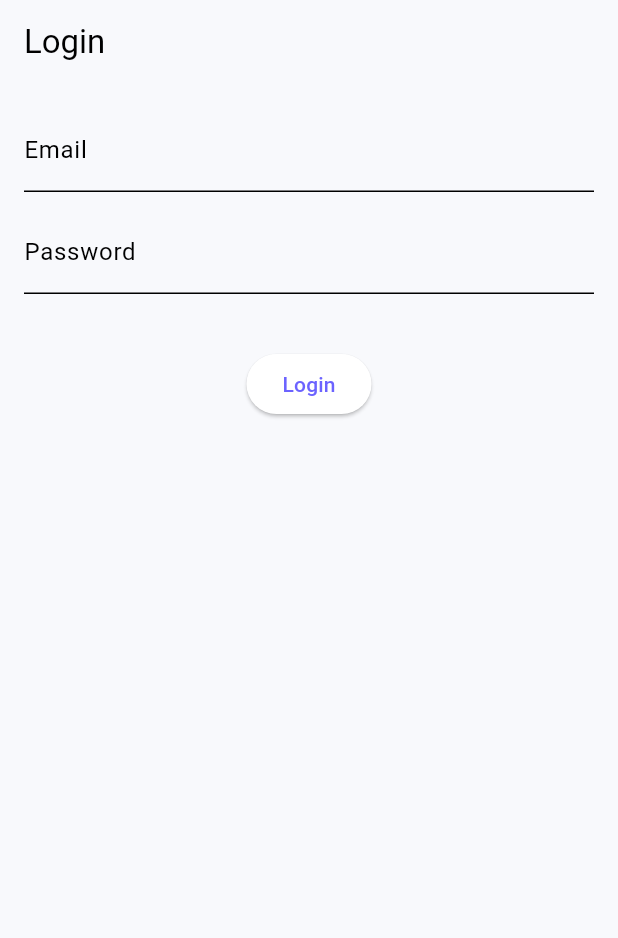
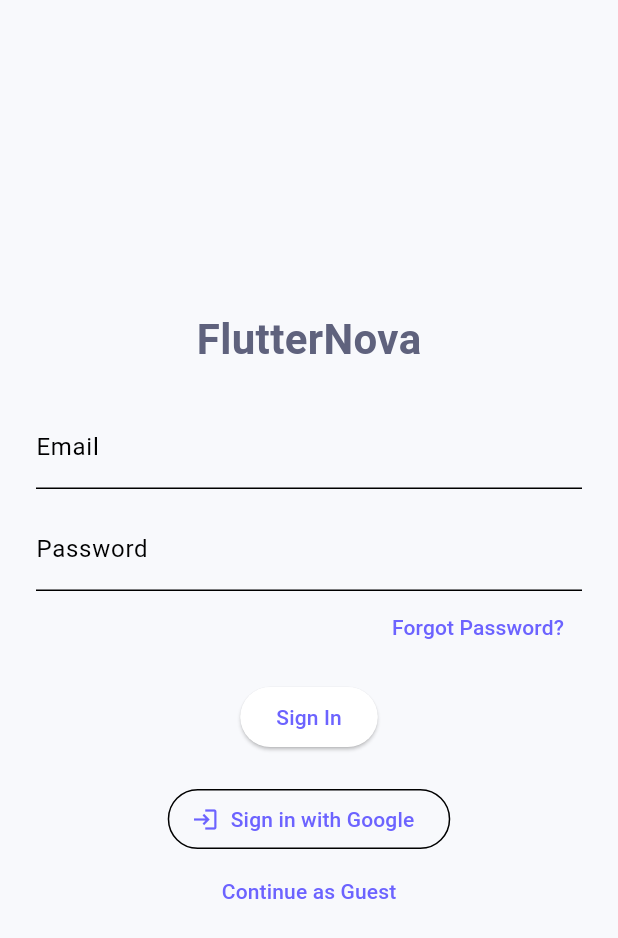
Before and after one commit to parvathi-developer/flutter_nova, a Flutter app: the screen it shows after launch, on a phone screen of 412 x 824 dp. Shown: the top 938 px of the screen. Run offline on Flutter 3.47's test engine with Material 3 defaults, Android fonts, the phone set to English and light mode, and no system bars; our stand-ins replace equatable, firebase_auth, firebase_core, flutter_bloc, get_it; accounts and stored records are empty.

Commit message:
Modify login screen and ui changes

```diff
--- a/lib/features/auth/data/datasources/auth_remote_datasources.dart
+++ b/lib/features/auth/data/datasources/auth_remote_datasources.dart
@@ -4,4 +4,7 @@ abstract class AuthRemoteDatasources {
   Future<UserModel> login({required String email, required String password});
   Future<void> logout();
   Future<UserModel?> getCurrentUser();
+  Future<void> sendPasswordReset(String email);
+  Future<UserModel> signInWithGoogle();
+  Future<UserModel> signInAnonymously();
 }
--- a/lib/features/auth/domain/repositories/auth_repository.dart
+++ b/lib/features/auth/domain/repositories/auth_repository.dart
@@ -4,4 +4,7 @@ abstract class AuthRepository {
   Future<UserEntity> login({required String email, required String password});
   Future<void> logout();
   Future<UserEntity?> getCurrentUser();
+  Future<void> sendPasswordReset(String email);
+  Future<UserEntity> signInWithGoogle();
+  Future<UserEntity> signInAnonymously();
 }
--- /dev/null
+++ b/lib/features/auth/domain/usecases/anonymous_login_usecase.dart
@@ -0,0 +1,10 @@
+import 'package:flutter_nova/features/auth/domain/repositories/auth_repository.dart';
+
+class AnonymousLoginUsecase {
+  final AuthRepository authRepository;
+  AnonymousLoginUsecase(this.authRepository);
+
+  Future<void> call() {
+    return authRepository.signInAnonymously();
+  }
+}
--- /dev/null
+++ b/lib/features/auth/domain/usecases/forgot_password_usecase.dart
@@ -0,0 +1,11 @@
+import 'package:flutter_nova/features/auth/domain/repositories/auth_repository.dart';
+
+class ForgotPasswordUsecase {
+  final AuthRepository authRepository;
+
+  ForgotPasswordUsecase(this.authRepository);
+
+  Future<void> call(String email) {
+    return authRepository.sendPasswordReset(email);
+  }
+}
--- a/lib/features/auth/presentations/bloc/auth_bloc.dart
+++ b/lib/features/auth/presentations/bloc/auth_bloc.dart
@@ -1,5 +1,9 @@
+import 'dart:async';
+
 import 'package:flutter_bloc/flutter_bloc.dart';
 import 'package:flutter_nova/core/usecases/usecase.dart';
+import 'package:flutter_nova/features/auth/domain/usecases/anonymous_login_usecase.dart';
+import 'package:flutter_nova/features/auth/domain/usecases/forgot_password_usecase.dart';
 import 'package:flutter_nova/features/auth/domain/usecases/get_currentuser_usecase.dart';
 import 'package:flutter_nova/features/auth/domain/usecases/login_usecases.dart';
 import 'package:flutter_nova/features/auth/domain/usecases/logout_usecase.dart';
@@ -10,15 +14,21 @@ class AuthBloc extends Bloc<AuthEvent, AuthStates> {
   final LoginUsecase loginUsecase;
   final LogoutUsecase logoutUsecase;
   final GetCurrentuserUsecase getCurrentuserUsecase;
+  final ForgotPasswordUsecase forgotPasswordUsecase;
+  final AnonymousLoginUsecase anonymousLoginUsecase;
 
   AuthBloc({
     required this.loginUsecase,
     required this.logoutUsecase,
     required this.getCurrentuserUsecase,
+    required this.forgotPasswordUsecase,
+    required this.anonymousLoginUsecase,
   }) : super(AuthInitial()) {
     on<AuthLoginRequested>(_onLoginRequested);
     on<AuthLogoutRequested>(_onLogoutRequested);
     on<AuthCheckRequested>(_onAuthCheckedRequested);
+    on<AuthForgotPasswordRequested>(_onAuthForgotPasswordRequest);
+    on<AuthAnonymousSignInRequested>(_onAuthAnonymousSignInRequested);
   }
 
   Future<void> _onLoginRequested(
@@ -56,4 +66,22 @@ class AuthBloc extends Bloc<AuthEvent, AuthStates> {
       emit(AuthUnAuthenticated());
     }
   }
+
+  FutureOr<void> _onAuthForgotPasswordRequest(
+    AuthForgotPasswordRequested event,
+    Emitter<AuthStates> emit,
+  ) async {
+    emit(AuthLoading());
+    await forgotPasswordUsecase(event.email);
+    emit(AuthUnAuthenticated());
+  }
+
+  FutureOr<void> _onAuthAnonymousSignInRequested(
+    AuthAnonymousSignInRequested event,
+    Emitter<AuthStates> emit,
+  ) async {
+    emit(AuthLoading());
+    //final user = await anonymousLoginUsecase();
+    //emit(AuthAuthenticated(user.email!));
+  }
 }
--- a/lib/features/auth/presentations/bloc/auth_event.dart
+++ b/lib/features/auth/presentations/bloc/auth_event.dart
@@ -10,3 +10,12 @@ class AuthLoginRequested extends AuthEvent {
 class AuthLogoutRequested extends AuthEvent {}
 
 class AuthCheckRequested extends AuthEvent {}
+
+class AuthForgotPasswordRequested extends AuthEvent {
+  final String email;
+  AuthForgotPasswordRequested(this.email);
+}
+
+class AuthGoogleSignInRequested extends AuthEvent {}
+
+class AuthAnonymousSignInRequested extends AuthEvent {}
--- a/lib/features/auth/presentations/pages/login_page.dart
+++ b/lib/features/auth/presentations/pages/login_page.dart
@@ -1,67 +1,108 @@
 import 'package:flutter/material.dart';
 import 'package:flutter_bloc/flutter_bloc.dart';
+import 'package:flutter_nova/features/auth/presentations/bloc/auth_bloc.dart';
+import 'package:flutter_nova/features/auth/presentations/bloc/auth_event.dart';
 import 'package:flutter_nova/features/auth/presentations/bloc/auth_states.dart';
-import '../bloc/auth_bloc.dart';
-import '../bloc/auth_event.dart';
 
 class LoginPage extends StatelessWidget {
   LoginPage({super.key});
 
-  final emailController = TextEditingController();
-  final passwordController = TextEditingController();
+  final emailCtrl = TextEditingController();
+  final passCtrl = TextEditingController();
 
   @override
   Widget build(BuildContext context) {
     return BlocListener<AuthBloc, AuthStates>(
       listener: (context, state) {
         if (state is AuthError) {
-          ScaffoldMessenger.of(context).showSnackBar(
-            SnackBar(
-              content: Text(state.errorMessage),
-              backgroundColor: Colors.red,
-            ),
-          );
+          ScaffoldMessenger.of(
+            context,
+          ).showSnackBar(SnackBar(content: Text(state.errorMessage)));
         }
       },
-      child: BlocBuilder<AuthBloc, AuthStates>(
-        builder: (context, states) {
-          return Scaffold(
-            appBar: AppBar(title: const Text('Login')),
-            body: Padding(
-              padding: const EdgeInsets.all(16),
+      child: Scaffold(
+        body: Center(
+          child: ConstrainedBox(
+            constraints: const BoxConstraints(maxWidth: 420),
+            child: Padding(
+              padding: const EdgeInsets.all(24),
               child: Column(
+                mainAxisAlignment: MainAxisAlignment.center,
                 children: [
+                  const Text(
+                    'FlutterNova',
+                    style: TextStyle(fontSize: 28, fontWeight: FontWeight.bold),
+                  ),
+                  const SizedBox(height: 24),
+
                   TextField(
-                    controller: emailController,
+                    controller: emailCtrl,
                     decoration: const InputDecoration(labelText: 'Email'),
                   ),
                   const SizedBox(height: 12),
                   TextField(
-                    controller: passwordController,
+                    controller: passCtrl,
                     obscureText: true,
                     decoration: const InputDecoration(labelText: 'Password'),
                   ),
-                  const SizedBox(height: 16),
+
+                  Align(
+                    alignment: Alignment.centerRight,
+                    child: TextButton(
+                      onPressed: () {
+                        context.read<AuthBloc>().add(
+                          AuthForgotPasswordRequested(emailCtrl.text),
+                        );
+                      },
+                      child: const Text('Forgot Password?'),
+                    ),
+                  ),
+
+                  const SizedBox(height: 12),
+
+                  BlocBuilder<AuthBloc, AuthStates>(
+                    builder: (context, state) {
+                      return ElevatedButton(
+                        onPressed: state is AuthLoading
+                            ? null
+                            : () {
+                                context.read<AuthBloc>().add(
+                                  AuthLoginRequested(
+                                    email: emailCtrl.text,
+                                    password: passCtrl.text,
+                                  ),
+                                );
+                              },
+                        child: state is AuthLoading
+                            ? const CircularProgressIndicator()
+                            : const Text('Sign In'),
+                      );
+                    },
+                  ),
 
                   const SizedBox(height: 20),
-                  ElevatedButton(
+
+                  OutlinedButton.icon(
+                    icon: const Icon(Icons.login),
+                    label: const Text('Sign in with Google'),
+                    onPressed: () {
+                      context.read<AuthBloc>().add(AuthGoogleSignInRequested());
+                    },
+                  ),
+
+                  TextButton(
                     onPressed: () {
                       context.read<AuthBloc>().add(
-                        AuthLoginRequested(
-                          email: emailController.text,
-                          password: passwordController.text,
-                        ),
+                        AuthAnonymousSignInRequested(),
                       );
                     },
-                    child: states is AuthLoading
-                        ? const CircularProgressIndicator()
-                        : const Text('Login'),
+                    child: const Text('Continue as Guest'),
                   ),
                 ],
               ),
             ),
-          );
-        },
+          ),
+        ),
       ),
     );
   }
--- a/pubspec.yaml
+++ b/pubspec.yaml
@@ -17,6 +17,7 @@ dependencies:
   flutter_bloc: ^9.1.1
   flutter_staggered_animations: ^1.1.1
   get_it: ^9.2.0
+  google_sign_in: ^7.2.0
   lottie: ^3.3.1
 
 dev_dependencies:
```
Also changed, not shown: lib/core/di/service_locator.dart (+9 -0 lines), lib/features/auth/data/datasources/auth_remote_datasource_impl.dart (+17 -0 lines), lib/features/auth/data/datasources/auth_repository_impl.dart (+15 -0 lines), lib/features/auth/domain/usecases/google_signin_usecase.dart (added, +12 -0 lines), pubspec.lock, 1 other file.
